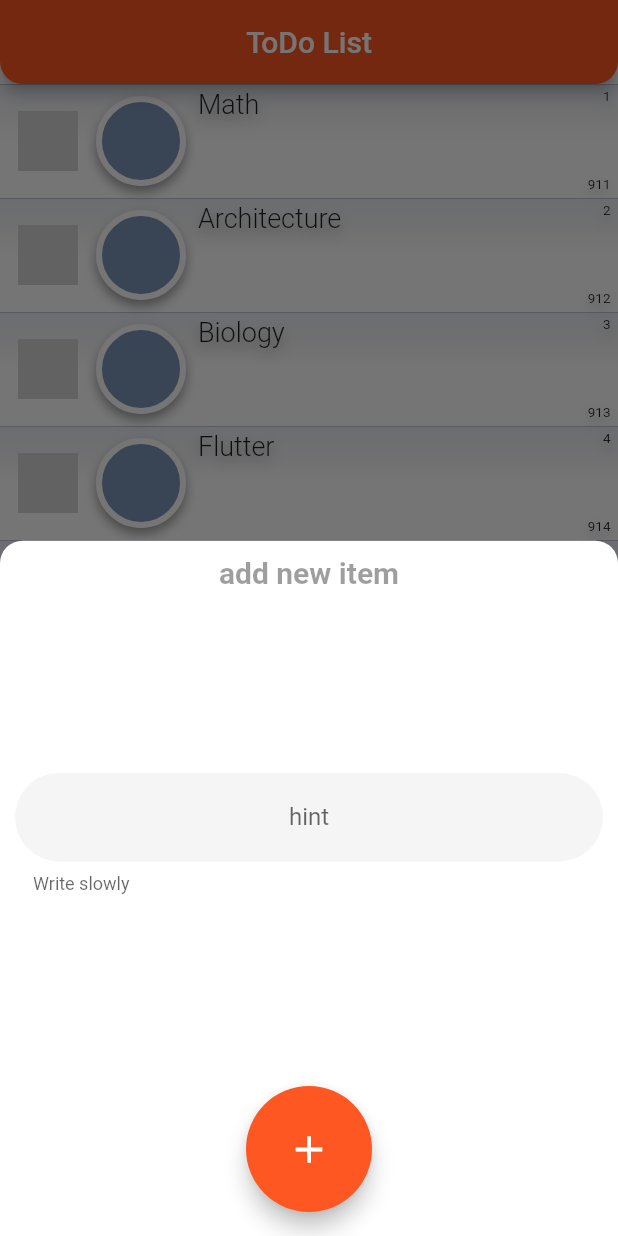
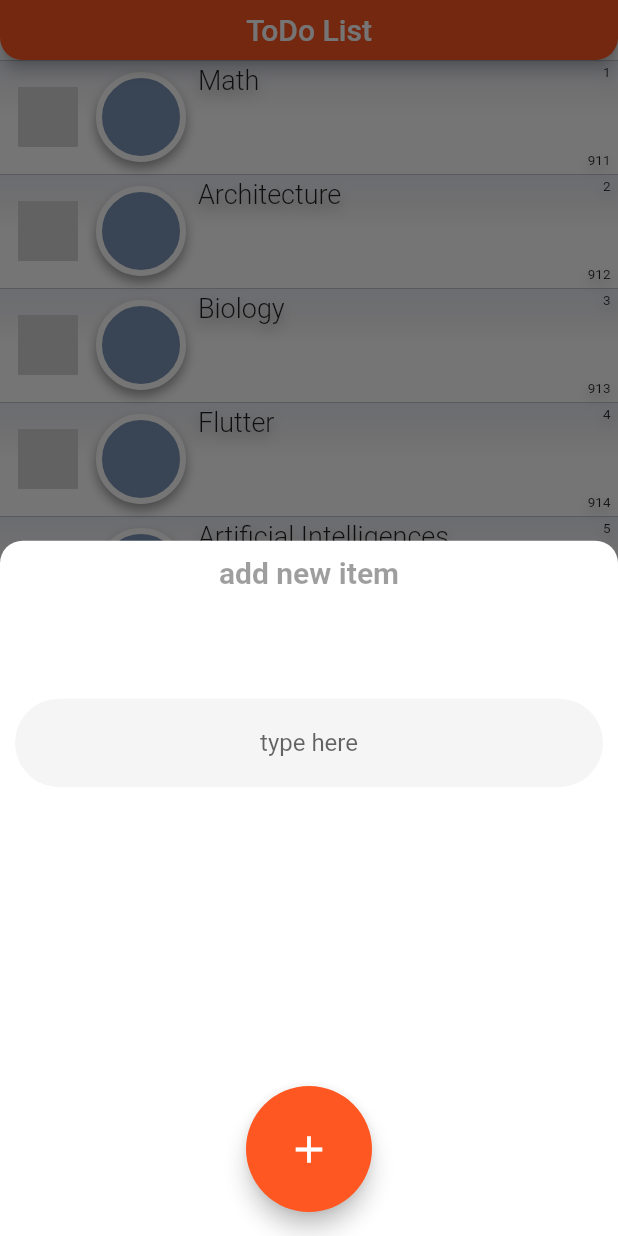
Before and after one commit to Azi-Firut/to_do_app, a Flutter app: the screen it shows after launch, after a tap on "Add new", on a phone screen of 412 x 824 dp. Run offline on Flutter 3.47's test engine with Material 2 defaults, Android fonts, the phone set to English and light mode, and no system bars; missing offline and left inert: custom_check_box.

Commit message:
add items to list

```diff
--- a/lib/main.dart
+++ b/lib/main.dart
@@ -35,6 +35,7 @@ class HomePageState extends State<HomePage> {
     return Scaffold(
       backgroundColor: Colors.white,
       appBar: AppBar(
+        toolbarHeight: 40,
         shape: const RoundedRectangleBorder(
           borderRadius: BorderRadius.only(
               bottomLeft: Radius.circular(15),
@@ -220,7 +221,6 @@ class HomePageState extends State<HomePage> {
               topLeft: Radius.circular(15), topRight: Radius.circular(15))),
       height: 50,
       alignment: Alignment.center,
-      // color: Colors.deepOrange,
       child: TextButton.icon(
         onPressed: () => showPress(context),
         icon: const Icon(
@@ -246,14 +246,13 @@ class HomePageState extends State<HomePage> {
         backgroundColor: Colors.white,
         context: context,
         builder: (context) {
-          // var labelAdd;
           return Column(
               mainAxisAlignment: MainAxisAlignment.spaceBetween,
               crossAxisAlignment: CrossAxisAlignment.center,
               children: [
-                textUnderField(),
-                addTextField(''),
-                _addItemButton(() {}),
+                Container(child: textUnderField()),
+                Container(height: 200, child: addTextField('')),
+                _addItemButton(),
               ]);
         });
   }
@@ -270,37 +269,32 @@ class HomePageState extends State<HomePage> {
     return Items(label, da);
   }
 
-// void addLabelToList() {
-//   var label = _inputController.text;
-//   Items.listItems.insert(0, test(date, label));
-//   _inputController.clear();
-// }
-
   void addLabelToList() {
     var label = _inputController.text;
+    if (label.isNotEmpty) {
       Items.listItems.insert(0, test(dateNow, label));
       _inputController.clear();
     }
+  }
 
-  Widget _input(String hint, TextEditingController controller) {
-    return Container(
-      child: TextField(
+  Widget _input(TextEditingController controller) {
+    return TextField(
         controller: controller,
         textAlign: TextAlign.center,
         decoration: InputDecoration(
-            focusedBorder:
-                const OutlineInputBorder(borderSide: BorderSide(width: 3)),
-            hintText: hint,
+          focusedBorder: OutlineInputBorder(
+              borderSide: const BorderSide(width: 3),
+              borderRadius: BorderRadius.circular(30)),
+          hintText: 'type here',
           filled: true,
           border: OutlineInputBorder(
               borderSide: BorderSide.none,
               borderRadius: BorderRadius.circular(30)),
-            helperText: 'Write slowly',
+          //helperText: 'Write slowly',
           floatingLabelBehavior: FloatingLabelBehavior.auto,
         ),
         textInputAction: TextInputAction.next,
-          restorationId: 'add new text'),
-    );
+        restorationId: 'add new text');
   }
 
 // text - add new item
@@ -322,12 +316,12 @@ class HomePageState extends State<HomePage> {
   Widget addTextField(labelAdd) {
     return Padding(
       padding: const EdgeInsets.all(10.0),
-      child: _input('hint', _inputController),
+      child: _input(_inputController),
     );
   }
 
 // button add item to list
-  Widget _addItemButton(void Function() foo) {
+  Widget _addItemButton() {
     return Padding(
       padding: const EdgeInsets.all(8.0),
       child: Container(
```
Lines whose indentation alone changed are shown as unchanged.
